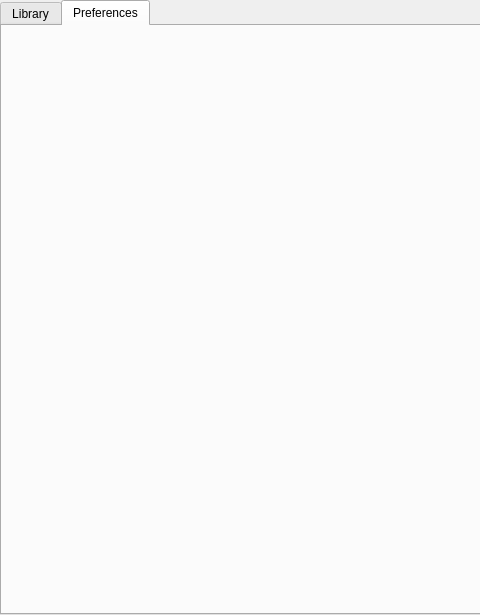
This is scripts/python/gradientManager/gradientManager.ui in lukevanlukevan/LV-Tools as Qt 5 draws it before an edit; both pictures show x 0 to 480 and y 0 to 615 of the 1042 by 615 pixel window. The edited form follows.
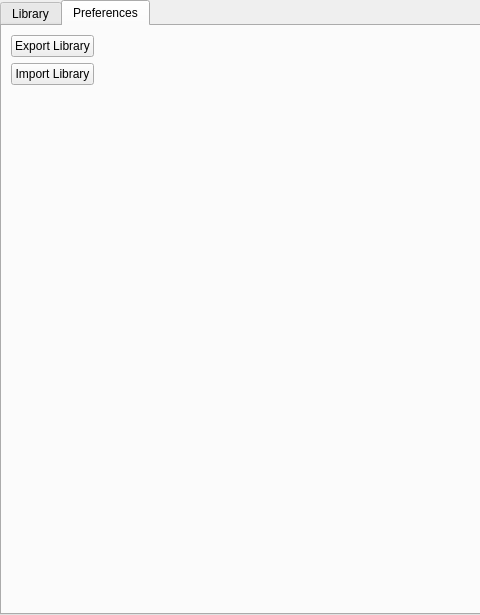
This is the edited form. The open tabs and pages were chosen to show the change.

Patch:
```diff
--- a/scripts/python/gradientManager/gradientManager.ui
+++ b/scripts/python/gradientManager/gradientManager.ui
@@ -266,6 +266,56 @@
          <attribute name="title">
           <string>Preferences</string>
          </attribute>
+         <layout class="QVBoxLayout" name="verticalLayout_2">
+          <item>
+           <layout class="QHBoxLayout" name="horizontalLayout">
+            <item>
+             <layout class="QVBoxLayout" name="verticalLayout">
+              <item>
+               <widget class="QPushButton" name="pushButton">
+                <property name="text">
+                 <string>Export Library</string>
+                </property>
+               </widget>
+              </item>
+              <item>
+               <widget class="QPushButton" name="pushButton_2">
+                <property name="text">
+                 <string>Import Library</string>
+                </property>
+               </widget>
+              </item>
+              <item>
+               <spacer name="verticalSpacer_2">
+                <property name="orientation">
+                 <enum>Qt::Vertical</enum>
+                </property>
+                <property name="sizeHint" stdset="0">
+                 <size>
+                  <width>20</width>
+                  <height>40</height>
+                 </size>
+                </property>
+               </spacer>
+              </item>
+             </layout>
+            </item>
+            <item>
+             <spacer name="horizontalSpacer_3">
+              <property name="orientation">
+               <enum>Qt::Horizontal</enum>
+              </property>
+              <property name="sizeHint" stdset="0">
+               <size>
+                <width>40</width>
+                <height>20</height>
+               </size>
+              </property>
+             </spacer>
+            </item>
+           </layout>
+          </item>
+         </layout>
         </widget>
        </widget>
       </item>
```
